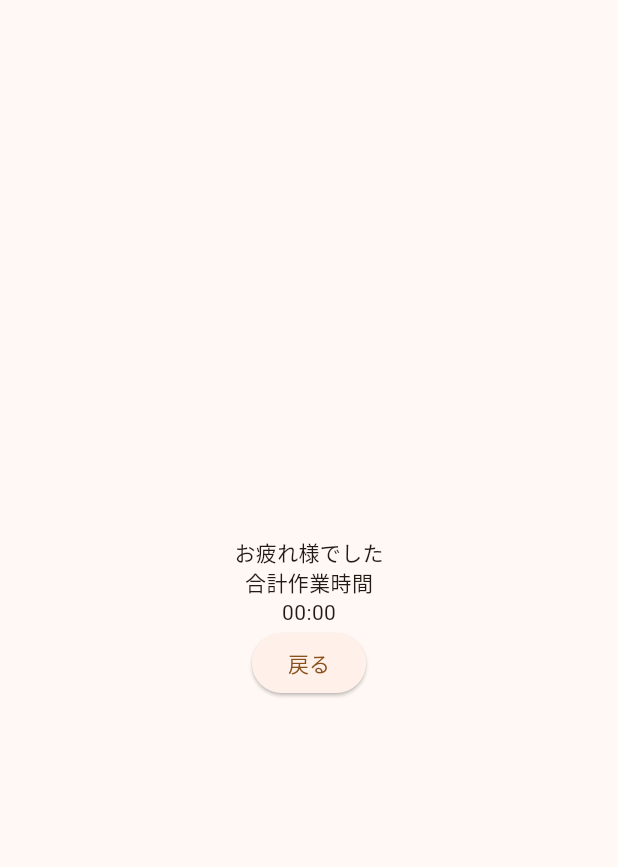
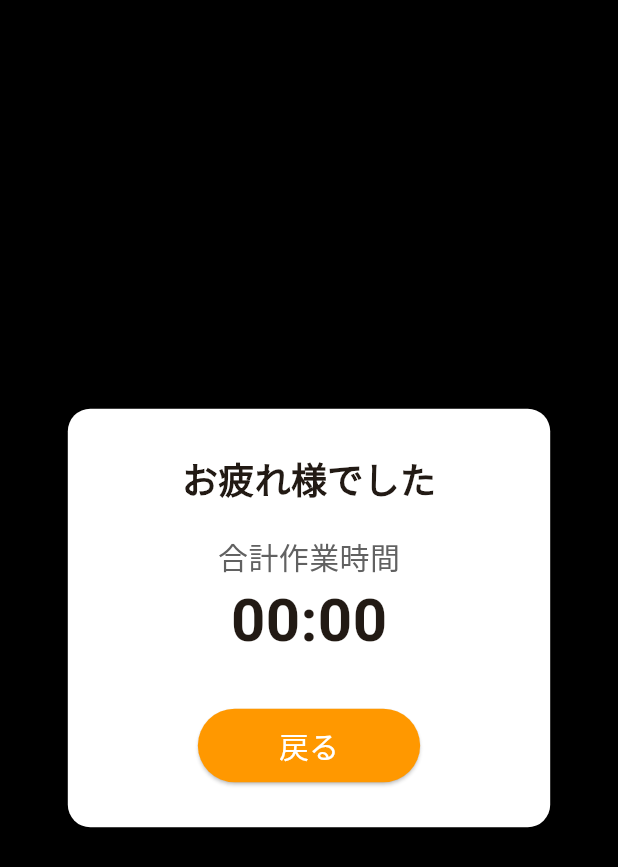
Before and after one commit to kametsun/timer, a Flutter app: the screen it shows after launch, after a tap on "終了", on a phone screen of 412 x 824 dp. Shown: the top 867 px of the screen. Run offline on Flutter 3.47's test engine with Material 2 defaults, Android fonts, the light colour scheme and no system bars.

Commit message:
終了画面のUI変更

```diff
--- a/lib/view/finish_screen.dart
+++ b/lib/view/finish_screen.dart
@@ -9,23 +9,61 @@ class FinishScreen extends StatelessWidget {
   @override
   Widget build(BuildContext context) {
     return Scaffold(
+      backgroundColor: Colors.black,
       body: Center(
+        child: Padding(
+          padding: const EdgeInsets.all(20.0),
+          child: Container(
+            width: MediaQuery.of(context).size.width *
+                0.8, // Here we set width to 80% of the screen width
+            child: Card(
+              color: Colors.white,
+              shape: RoundedRectangleBorder(
+                borderRadius: BorderRadius.circular(15.0),
+              ),
+              child: Padding(
+                padding: const EdgeInsets.all(30.0),
                 child: Column(
                   mainAxisSize: MainAxisSize.min,
                   children: [
-            const Text("お疲れ様でした"),
-            const Text("合計作業時間"),
+                    Text(
+                      "お疲れ様でした",
+                      style:
+                          TextStyle(fontSize: 24, fontWeight: FontWeight.bold),
+                    ),
+                    SizedBox(height: 20),
+                    Text(
+                      "合計作業時間",
+                      style: TextStyle(fontSize: 20, color: Colors.grey[700]),
+                    ),
                     Text(
                       "${(totalWorkTime ~/ 60).toString().padLeft(2, '0')}:${(totalWorkTime % 60).toString().padLeft(2, '0')}",
+                      style:
+                          TextStyle(fontSize: 40, fontWeight: FontWeight.bold),
                     ),
+                    SizedBox(height: 30),
                     ElevatedButton(
+                      style: ElevatedButton.styleFrom(
+                        primary: Colors.orange, // background
+                        onPrimary: Colors.white, // foreground
+                      ),
                       onPressed: () {
-                Navigator.pushReplacement(context,
-                    MaterialPageRoute(builder: (context) => const MyHomePage()));
+                        Navigator.pushReplacement(
+                            context,
+                            MaterialPageRoute(
+                                builder: (context) => const MyHomePage()));
                       },
-              child: const Text("戻る"),
+                      child: Padding(
+                        padding: const EdgeInsets.symmetric(
+                            horizontal: 30.0, vertical: 10.0),
+                        child: Text("戻る", style: TextStyle(fontSize: 20)),
+                      ),
                     ),
                   ],
+                ),
+              ),
+            ),
+          ),
         ),
       ),
     );
```
Lines whose indentation alone changed are shown as unchanged.
